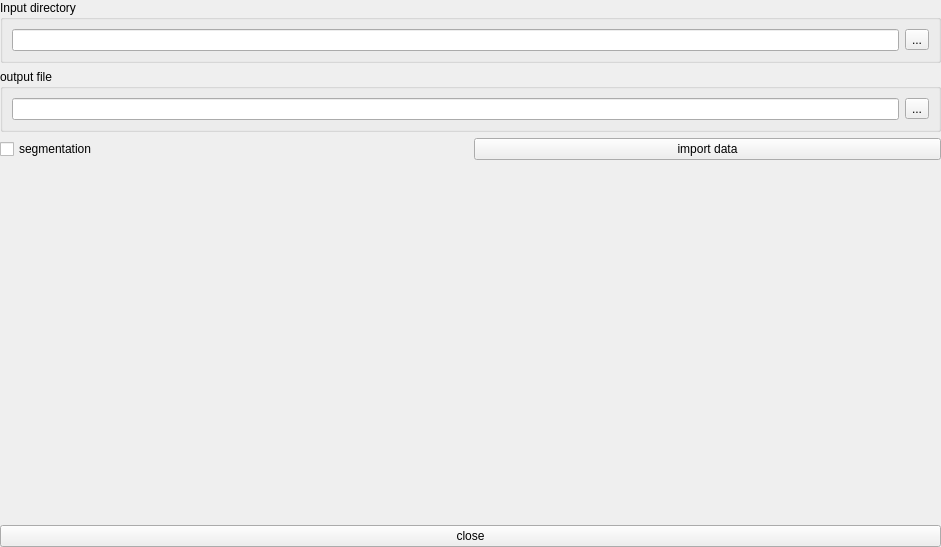
Above: af/gui/importdlg.ui from manerotoni/afw before the change. Below: the same form after it.
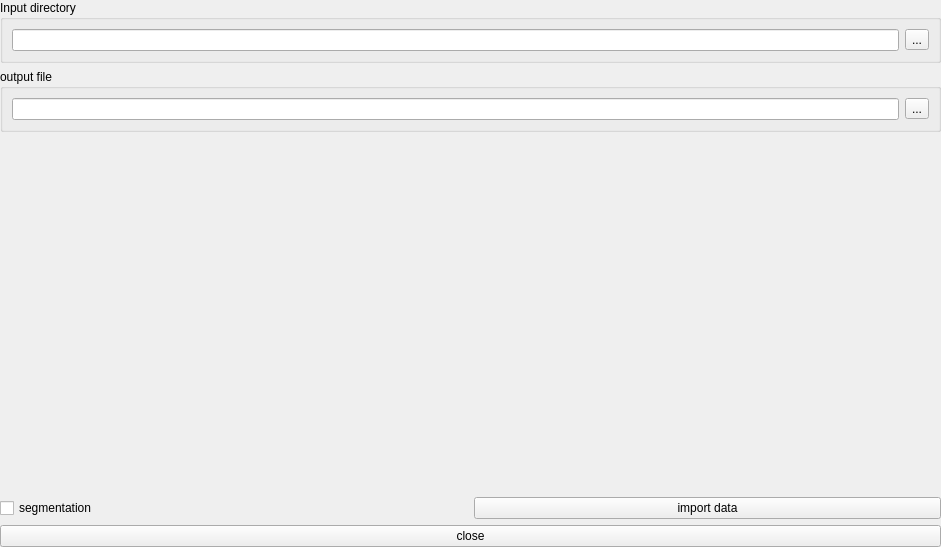
That is the form after the change.

Commit message: contrast enhancement added

```diff
--- a/af/gui/importdlg.ui
+++ b/af/gui/importdlg.ui
@@ -93,35 +93,7 @@
       <layout class="QVBoxLayout" name="cbox"/>
      </item>
      <item>
-      <layout class="QGridLayout" name="gbox">
-       <item row="0" column="0">
-        <widget class="QCheckBox" name="segmentation">
-         <property name="text">
-          <string>segmentation</string>
-         </property>
-        </widget>
-       </item>
-       <item row="0" column="1">
-        <widget class="QPushButton" name="importBtn">
-         <property name="text">
-          <string>import data</string>
-         </property>
-        </widget>
-       </item>
-      </layout>
-     </item>
-     <item>
-      <widget class="QLabel" name="dirinfo">
-       <property name="sizePolicy">
-        <sizepolicy hsizetype="Minimum" vsizetype="Preferred">
-         <horstretch>0</horstretch>
-         <verstretch>0</verstretch>
-        </sizepolicy>
-       </property>
-       <property name="text">
-        <string/>
-       </property>
-      </widget>
+      <layout class="QVBoxLayout" name="contrastbox"/>
      </item>
      <item>
       <spacer name="spacer0">
@@ -139,6 +111,37 @@
        </property>
       </spacer>
      </item>
+     <item>
+      <widget class="QLabel" name="dirinfo">
+       <property name="sizePolicy">
+        <sizepolicy hsizetype="Minimum" vsizetype="Preferred">
+         <horstretch>0</horstretch>
+         <verstretch>0</verstretch>
+        </sizepolicy>
+       </property>
+       <property name="text">
+        <string/>
+       </property>
+      </widget>
+     </item>
+     <item>
+      <layout class="QGridLayout" name="gbox">
+       <item row="0" column="0">
+        <widget class="QCheckBox" name="segmentation">
+         <property name="text">
+          <string>segmentation</string>
+         </property>
+        </widget>
+       </item>
+       <item row="0" column="1">
+        <widget class="QPushButton" name="importBtn">
+         <property name="text">
+          <string>import data</string>
+         </property>
+        </widget>
+       </item>
+      </layout>
+     </item>
      <item>
       <widget class="QPushButton" name="closeBtn">
        <property name="text">
```
The commit also changes 2 other files.
